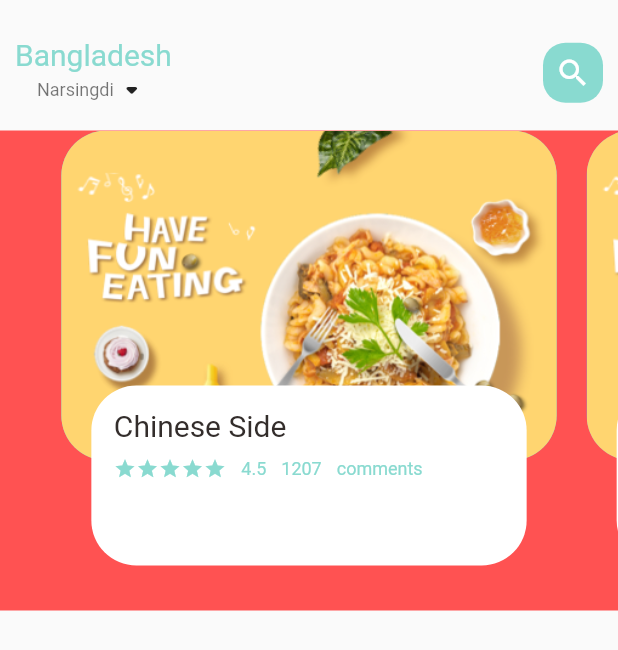
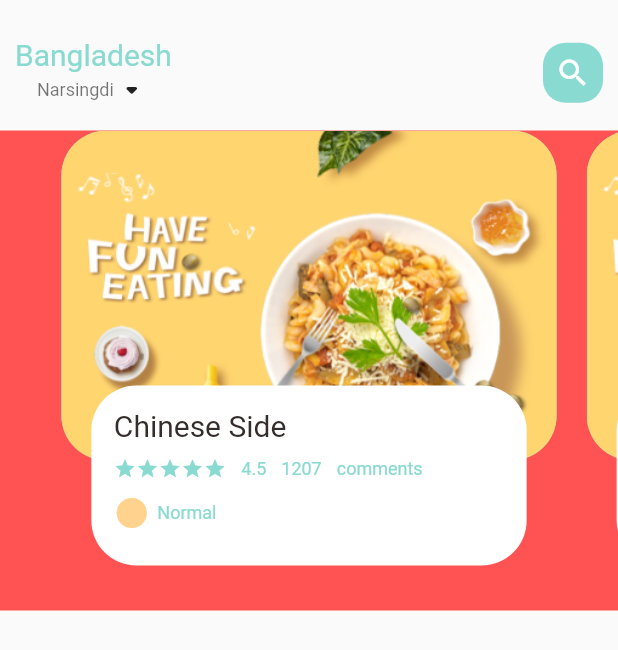
Before and after one commit to Kalam031/food_delivery, a Flutter app: the screen it shows after launch, on a phone screen of 412 x 824 dp. Shown: the top 650 px of the screen. Run offline on Flutter 3.47's test engine with Material 2 defaults, Android fonts, the phone set to English and light mode, and no system bars.

Commit message:
implement icon and text widget file

```diff
--- a/lib/home/food_page_body.dart
+++ b/lib/home/food_page_body.dart
@@ -1,4 +1,5 @@
 import 'package:flutter/material.dart';
+import '../widgets/icon_and_text_widget.dart';
 import '../utils/Colors.dart';
 import '../widgets/big_text.dart';
 import '../widgets/small_text.dart';
@@ -76,7 +77,12 @@ class _FoodPageBodyState extends State<FoodPageBody> {
                 ),
                 SizedBox(height: 10),
                 Row(
-                  children: [],
+                  children: [
+                    IconAndTextWidget(
+                        icon: Icons.circle_sharp,
+                        text: 'Normal',
+                        iconColor: AppColors.iconColor1),
+                  ],
                 ),
               ],
             ),
--- a/lib/widgets/icon_and_text_widget.dart
+++ b/lib/widgets/icon_and_text_widget.dart
@@ -1,10 +1,31 @@
 import 'package:flutter/material.dart';
+import '../widgets/small_text.dart';
 
 class IconAndTextWidget extends StatelessWidget {
-  IconAndTextWidget({Key? key}) : super(key: key);
+  final IconData icon;
+  final String text;
+  final Color iconColor;
+
+  IconAndTextWidget(
+      {Key? key,
+      required this.icon,
+      required this.text,
+      required this.iconColor})
+      : super(key: key);
 
   @override
   Widget build(BuildContext context) {
-    return Container();
+    return Row(
+      children: [
+        Icon(
+          icon,
+          color: iconColor,
+        ),
+        SizedBox(width: 5),
+        SmallText(
+          text: text,
+        ),
+      ],
+    );
   }
 }
```
